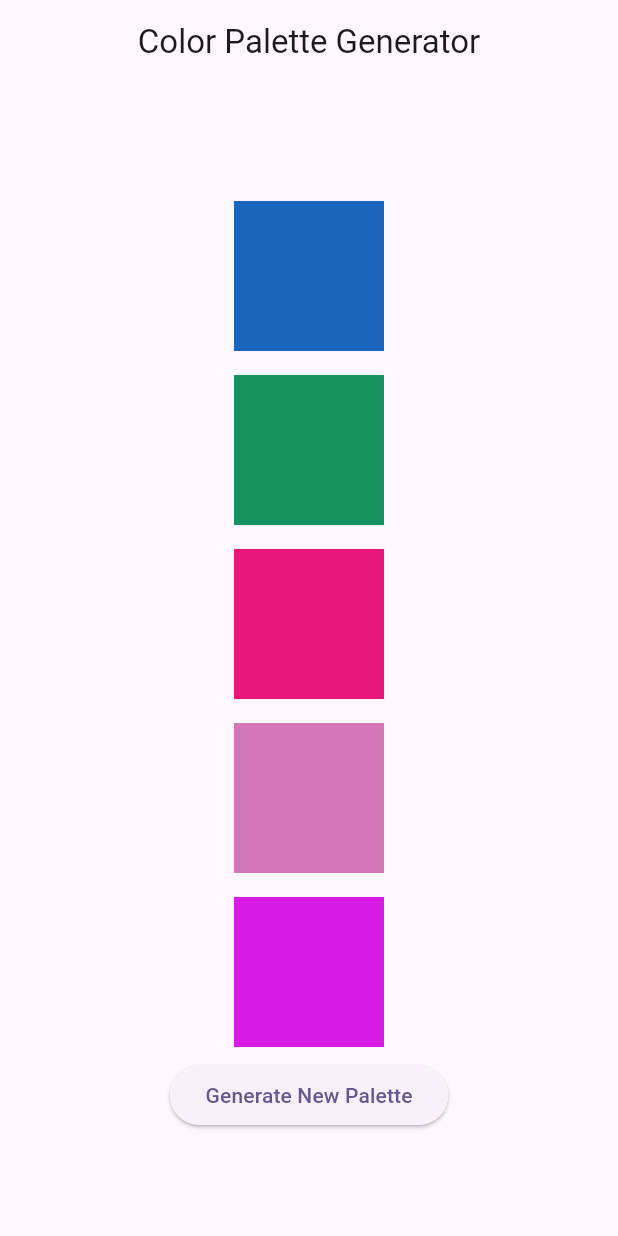
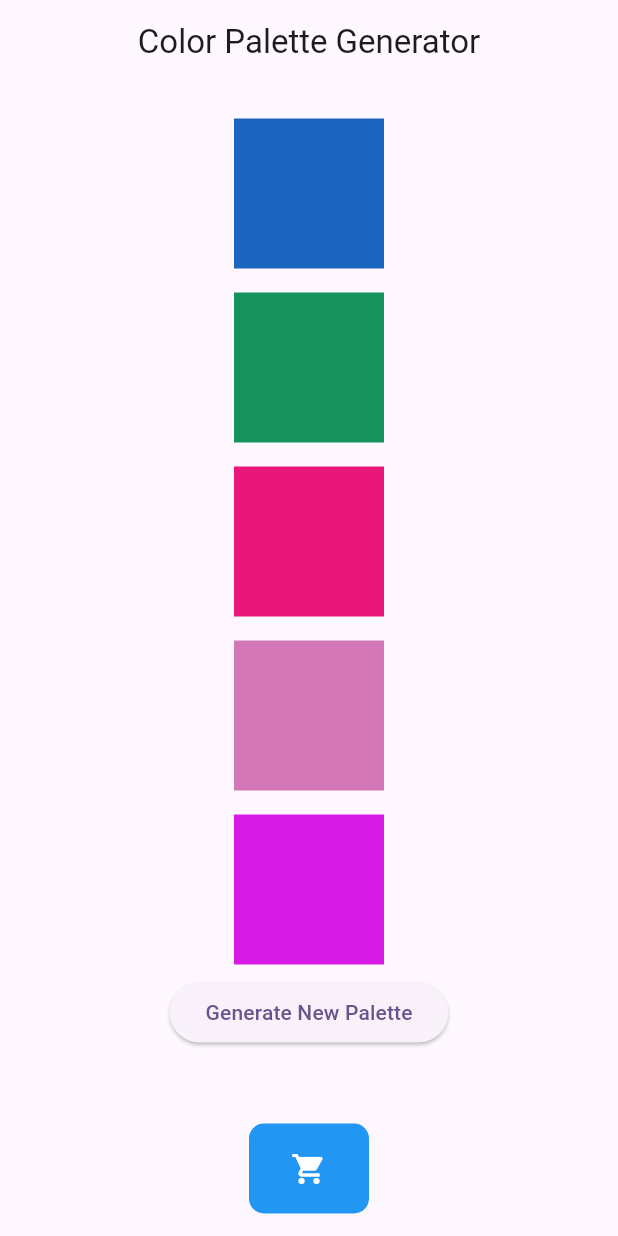
Before and after one commit to HanuShashwat/Flutter-Animation-Practice, a Flutter app: the screen it shows after launch, on a phone screen of 412 x 824 dp. Run offline on Flutter 3.47's test engine with Material 3 defaults, Android fonts, the phone set to English and light mode, and no system bars.

Commit message:
Added shopping cart button at the bottom.

```diff
--- a/lib/implicit_examples/animated_color_pallete.dart
+++ b/lib/implicit_examples/animated_color_pallete.dart
@@ -1,3 +1,4 @@
+import 'package:animation_practice/implicit_examples/animated_shopping_cart_button.dart';
 import 'package:flutter/material.dart';
 import 'dart:math';
 
@@ -54,6 +55,8 @@ class _AnimatedColorPaletteState extends State<AnimatedColorPalette> {
               onPressed: regeneratePalette,
               child: const Text('Generate New Palette'),
             ),
+            SizedBox(height: 50,),
+            ShoppingCartButton(),
           ],
         ),
       ),
--- /dev/null
+++ b/lib/implicit_examples/animated_shopping_cart_button.dart
@@ -0,0 +1,23 @@
+import 'package:flutter/material.dart';
+
+class ShoppingCartButton extends StatelessWidget {
+  const ShoppingCartButton({super.key});
+
+  @override
+  Widget build(BuildContext context) {
+    return Center(
+      child: Container(
+        width: 80.0,
+        height: 60.0,
+        decoration: BoxDecoration(
+          color: Colors.blue,
+          borderRadius: BorderRadius.circular(10.0),
+        ),
+        child: const Icon(
+          Icons.shopping_cart,
+          color: Colors.white,
+        ),
+      ),
+    );
+  }
+}
```
